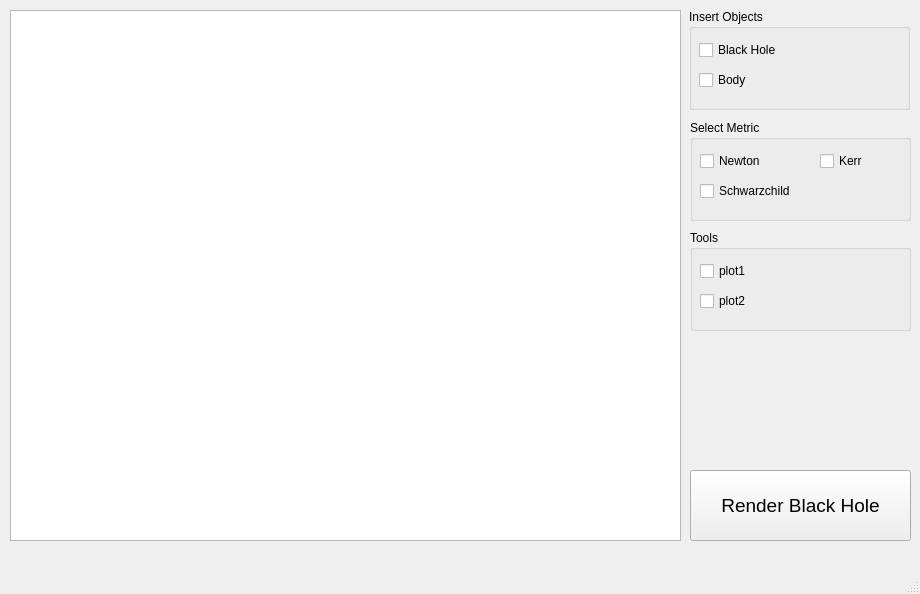
Before: the Qt Designer form mainwindow.ui in iprice73/BlackHoleEngine, drawn with Qt 5.
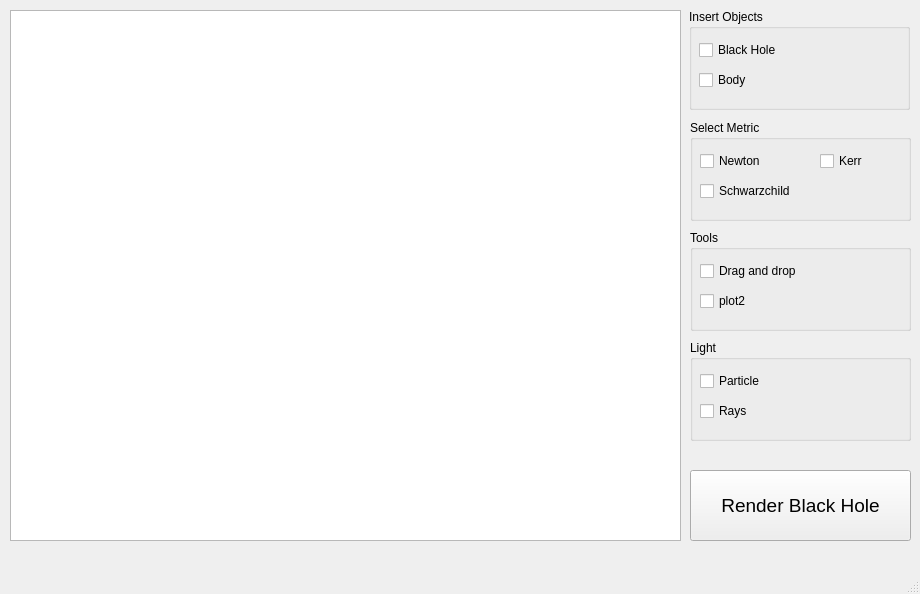
After: the same form once the commit is applied.

Commit message: particle box

```diff
--- a/mainwindow.ui
+++ b/mainwindow.ui
@@ -80,12 +80,12 @@
       <rect>
        <x>10</x>
        <y>30</y>
-       <width>83</width>
+       <width>111</width>
        <height>22</height>
       </rect>
      </property>
      <property name="text">
-      <string>plot1</string>
+      <string>Drag and drop</string>
      </property>
     </widget>
     <widget class="QCheckBox" name="checkBox_4">
@@ -172,6 +172,45 @@
      <string>Render Black Hole</string>
     </property>
    </widget>
+   <widget class="QGroupBox" name="groupBox_4">
+    <property name="geometry">
+     <rect>
+      <x>690</x>
+      <y>340</y>
+      <width>221</width>
+      <height>101</height>
+     </rect>
+    </property>
+    <property name="title">
+     <string>Light</string>
+    </property>
+    <widget class="QCheckBox" name="checkBox_8">
+     <property name="geometry">
+      <rect>
+       <x>10</x>
+       <y>30</y>
+       <width>83</width>
+       <height>22</height>
+      </rect>
+     </property>
+     <property name="text">
+      <string>Particle</string>
+     </property>
+    </widget>
+    <widget class="QCheckBox" name="checkBox_9">
+     <property name="geometry">
+      <rect>
+       <x>10</x>
+       <y>60</y>
+       <width>83</width>
+       <height>22</height>
+      </rect>
+     </property>
+     <property name="text">
+      <string>Rays</string>
+     </property>
+    </widget>
+   </widget>
   </widget>
   <widget class="QMenuBar" name="menubar">
    <property name="geometry">
```
The commit also changes 2 other files.
